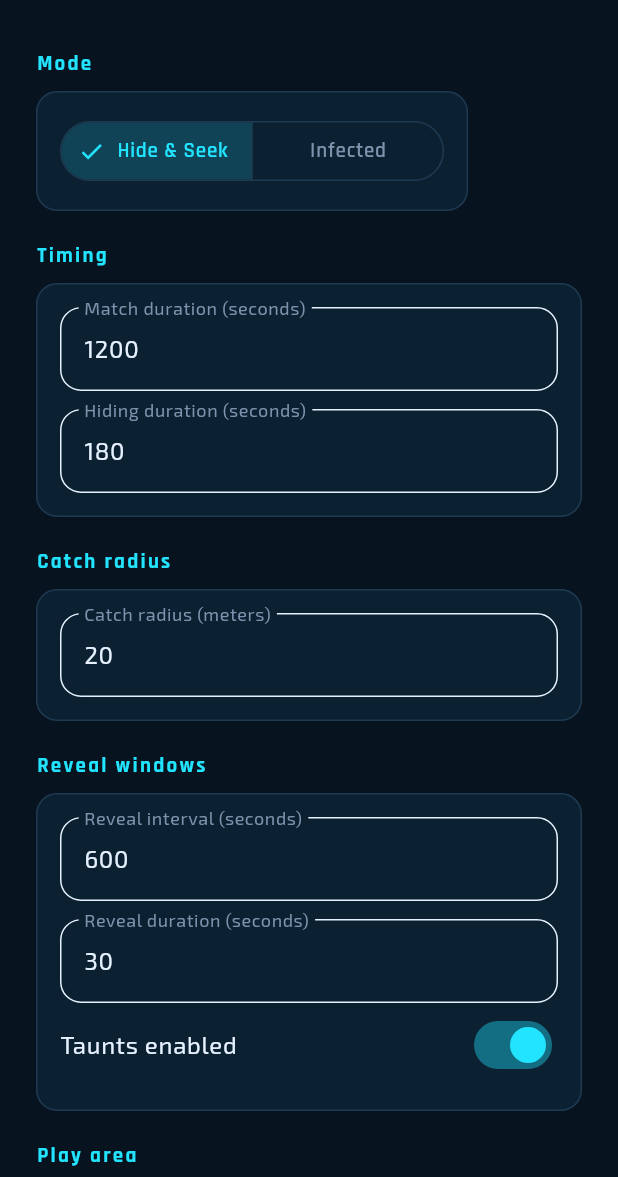
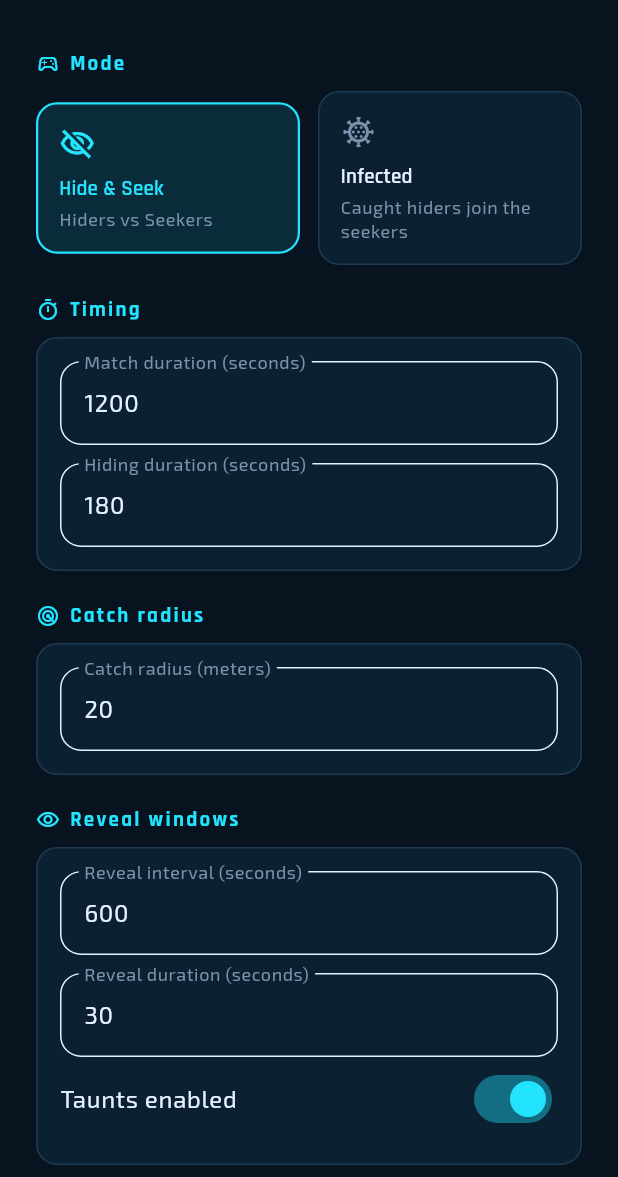
Before and after one commit to MNajamulHassan/nexus, a Flutter app: the CreateGameScreen screen opened by its route, on a phone screen of 412 x 824 dp, the part 59-1236 px from its top. Run offline on Flutter 3.47's test engine with Material 3 defaults, Android fonts, the phone set to English and light mode, and no system bars; our stand-ins replace flutter_riverpod, geolocator, go_router, supabase_flutter, wakelock_plus; missing offline and left inert: mapbox_maps_flutter; accounts and stored records are empty; network calls fail.

Commit message:
feat(create-game): mode as two selectable cards, icons on every section
SectionHeader gains an optional leading icon (backward compatible — the
two existing callers that don't pass one render exactly as before).
GameSettingsForm's Mode section is now two _ModeCard tiles ("Hide & Seek
— Hiders vs Seekers" / "Infected — Caught hiders join the seekers")
instead of a SegmentedButton, still driving the same GameMode value; the
selected card's border/background animates via AnimatedContainer
(syllabus widget #9). Play area panel now shows a check/pending icon and
success/dim color for its selected state; the status/error text below it
cross-fades in with AnimatedCrossFade (syllabus widget #9) instead of
popping in. All validation and the Create Lobby action are unchanged.

Co-Authored-By: Claude Sonnet 5 <noreply@anthropic.com>

```diff
--- a/lib/core/widgets/section_header.dart
+++ b/lib/core/widgets/section_header.dart
@@ -1,23 +1,34 @@
 import 'package:flutter/material.dart';
 
 /// Labels a group of related fields (e.g. Create Game's Mode/Timing/Catch
-/// Radius groups) without resorting to a tracked-out all-caps eyebrow.
+/// Radius groups) without resorting to a tracked-out all-caps eyebrow. An
+/// optional leading icon keeps every section visually anchored.
 class SectionHeader extends StatelessWidget {
-  const SectionHeader(this.label, {super.key});
+  const SectionHeader(this.label, {super.key, this.icon});
 
   final String label;
+  final IconData? icon;
 
   @override
   Widget build(BuildContext context) {
+    final style = Theme.of(context).textTheme.labelLarge?.copyWith(
+      color: Theme.of(context).colorScheme.primary,
+      fontWeight: FontWeight.w700,
+    );
+    final icon = this.icon;
+
     return Padding(
       padding: const EdgeInsets.only(bottom: 8),
-      child: Text(
-        label,
-        style: Theme.of(context).textTheme.labelLarge?.copyWith(
-          color: Theme.of(context).colorScheme.primary,
-          fontWeight: FontWeight.w700,
-        ),
-      ),
+      child: icon == null
+          ? Text(label, style: style)
+          : Row(
+              mainAxisSize: MainAxisSize.min,
+              children: [
+                Icon(icon, size: 16, color: Theme.of(context).colorScheme.primary),
+                const SizedBox(width: 6),
+                Text(label, style: style),
+              ],
+            ),
     );
   }
 }
--- a/lib/features/game_create/create_game_screen.dart
+++ b/lib/features/game_create/create_game_screen.dart
@@ -2,6 +2,7 @@ import 'package:flutter/material.dart';
 import 'package:flutter_riverpod/flutter_riverpod.dart';
 import 'package:go_router/go_router.dart';
 
+import '../../app/theme.dart';
 import '../../core/game/game_providers.dart';
 import '../../core/maps/map_models.dart';
 import '../../core/widgets/app_busy_button.dart';
@@ -186,27 +187,43 @@ class _CreateGameScreenState extends ConsumerState<CreateGameScreen> {
             onTauntsChanged: (value) => setState(() => _tauntsEnabled = value),
           ),
           const SizedBox(height: 20),
-          const SectionHeader('Play area'),
-          OutlinedButton(
+          const SectionHeader('Play area', icon: Icons.map_outlined),
+          OutlinedButton.icon(
             onPressed: _creating ? null : _selectPlayArea,
-            child: const Text('Select play area'),
+            icon: const Icon(Icons.edit_location_alt_outlined),
+            label: const Text('Select play area'),
           ),
           const SizedBox(height: 12),
           _PlayAreaSummary(result: mapResult),
-          if (_status != null) ...[
-            const SizedBox(height: 12),
-            Text(
-              _status!,
+          AnimatedCrossFade(
+            duration: const Duration(milliseconds: 250),
+            crossFadeState: _status != null
+                ? CrossFadeState.showFirst
+                : CrossFadeState.showSecond,
+            firstChild: Padding(
+              padding: const EdgeInsets.only(top: 12),
+              child: Text(
+                _status ?? '',
                 style: Theme.of(context).textTheme.bodyMedium?.copyWith(
                   color: Theme.of(context).colorScheme.error,
                 ),
               ),
-          ],
+            ),
+            secondChild: const SizedBox(width: double.infinity),
+          ),
           const SizedBox(height: 24),
           AppBusyButton(
             busy: _creating,
             onPressed: _createLobby,
-            child: const Text('Create lobby'),
+            child: const Row(
+              mainAxisAlignment: MainAxisAlignment.center,
+              mainAxisSize: MainAxisSize.min,
+              children: [
+                Icon(Icons.rocket_launch_outlined, size: 20),
+                SizedBox(width: 8),
+                Text('Create lobby'),
+              ],
+            ),
           ),
         ],
       ),
@@ -222,18 +239,36 @@ class _PlayAreaSummary extends StatelessWidget {
   @override
   Widget build(BuildContext context) {
     final selected = result != null;
+    final color = selected ? NexusTheme.success : NexusTheme.dimText;
 
     return AppCard(
+      child: Row(
+        crossAxisAlignment: CrossAxisAlignment.start,
+        children: [
+          Icon(
+            selected ? Icons.check_circle_outline : Icons.pending_outlined,
+            color: color,
+          ),
+          const SizedBox(width: 12),
+          Expanded(
             child: Column(
               crossAxisAlignment: CrossAxisAlignment.start,
               children: [
-          Text(selected ? 'Play area selected' : 'No play area yet'),
-          const SizedBox(height: 8),
+                Text(
+                  selected ? 'Play area selected' : 'No play area yet',
+                  style: Theme.of(context).textTheme.titleSmall?.copyWith(
+                    color: color,
+                  ),
+                ),
+                const SizedBox(height: 6),
                 Text(
                   'Playable vertices: ${result?.playable.polygon.vertices.length ?? 0}',
                 ),
-          const SizedBox(height: 4),
+                const SizedBox(height: 2),
                 Text('Restricted zones: ${result?.restrictedZones.length ?? 0}'),
+              ],
+            ),
+          ),
         ],
       ),
     );
--- a/lib/features/game_create/game_settings_form.dart
+++ b/lib/features/game_create/game_settings_form.dart
@@ -1,6 +1,7 @@
 import 'package:flutter/material.dart';
 import 'package:flutter/services.dart';
 
+import '../../app/theme.dart';
 import '../../core/widgets/app_card.dart';
 import '../../core/widgets/section_header.dart';
 import '../../models/game_config.dart';
@@ -39,24 +40,34 @@ class GameSettingsForm extends StatelessWidget {
     return Column(
       crossAxisAlignment: CrossAxisAlignment.start,
       children: [
-        const SectionHeader('Mode'),
-        AppCard(
-          child: SegmentedButton<GameMode>(
-            segments: [
-              for (final value in GameMode.values)
-                ButtonSegment(
-                  value: value,
-                  label: Text(GameConfig.modeDisplayName(value)),
-                ),
-            ],
-            selected: {mode},
-            onSelectionChanged: enabled
-                ? (selection) => onModeChanged(selection.first)
-                : null,
-          ),
+        const SectionHeader('Mode', icon: Icons.sports_esports_outlined),
+        Row(
+          children: [
+            Expanded(
+              child: _ModeCard(
+                title: 'Hide & Seek',
+                subtitle: 'Hiders vs Seekers',
+                icon: Icons.visibility_off_outlined,
+                selected: mode == GameMode.hideAndSeek,
+                onTap: enabled
+                    ? () => onModeChanged(GameMode.hideAndSeek)
+                    : null,
+              ),
+            ),
+            const SizedBox(width: 12),
+            Expanded(
+              child: _ModeCard(
+                title: 'Infected',
+                subtitle: 'Caught hiders join the seekers',
+                icon: Icons.coronavirus_outlined,
+                selected: mode == GameMode.infected,
+                onTap: enabled ? () => onModeChanged(GameMode.infected) : null,
+              ),
+            ),
+          ],
         ),
         const SizedBox(height: 20),
-        const SectionHeader('Timing'),
+        const SectionHeader('Timing', icon: Icons.timer_outlined),
         AppCard(
           child: Column(
             children: [
@@ -75,7 +86,7 @@ class GameSettingsForm extends StatelessWidget {
           ),
         ),
         const SizedBox(height: 20),
-        const SectionHeader('Catch radius'),
+        const SectionHeader('Catch radius', icon: Icons.radar),
         AppCard(
           child: GameSettingsNumberField(
             controller: catchRadiusController,
@@ -85,7 +96,7 @@ class GameSettingsForm extends StatelessWidget {
           ),
         ),
         const SizedBox(height: 20),
-        const SectionHeader('Reveal windows'),
+        const SectionHeader('Reveal windows', icon: Icons.visibility_outlined),
         AppCard(
           child: Column(
             children: [
@@ -110,6 +121,62 @@ class GameSettingsForm extends StatelessWidget {
           ),
         ),
       ],
+    );
+  }
+}
+
+/// One of the two selectable mode cards. The border/background animate
+/// between the selected and unselected look instead of snapping.
+class _ModeCard extends StatelessWidget {
+  const _ModeCard({
+    required this.title,
+    required this.subtitle,
+    required this.icon,
+    required this.selected,
+    required this.onTap,
+  });
+
+  final String title;
+  final String subtitle;
+  final IconData icon;
+  final bool selected;
+  final VoidCallback? onTap;
+
+  @override
+  Widget build(BuildContext context) {
+    final color = selected ? NexusTheme.accent : NexusTheme.dimText;
+    return GestureDetector(
+      onTap: onTap,
+      child: AnimatedContainer(
+        duration: const Duration(milliseconds: 250),
+        curve: Curves.easeInOut,
+        padding: const EdgeInsets.all(14),
+        decoration: BoxDecoration(
+          color: selected
+              ? NexusTheme.accent.withValues(alpha: 0.12)
+              : NexusTheme.surface,
+          borderRadius: BorderRadius.circular(NexusTheme.cardRadius),
+          border: Border.all(
+            color: selected ? NexusTheme.accent : NexusTheme.hairline,
+            width: selected ? 1.5 : 1,
+          ),
+        ),
+        child: Column(
+          crossAxisAlignment: CrossAxisAlignment.start,
+          children: [
+            Icon(icon, color: color),
+            const SizedBox(height: 8),
+            Text(
+              title,
+              style: Theme.of(context).textTheme.titleSmall?.copyWith(
+                color: selected ? NexusTheme.accent : NexusTheme.textPrimary,
+              ),
+            ),
+            const SizedBox(height: 2),
+            Text(subtitle, style: Theme.of(context).textTheme.bodySmall),
+          ],
+        ),
+      ),
     );
   }
 }
```
Lines whose indentation alone changed are shown as unchanged.
